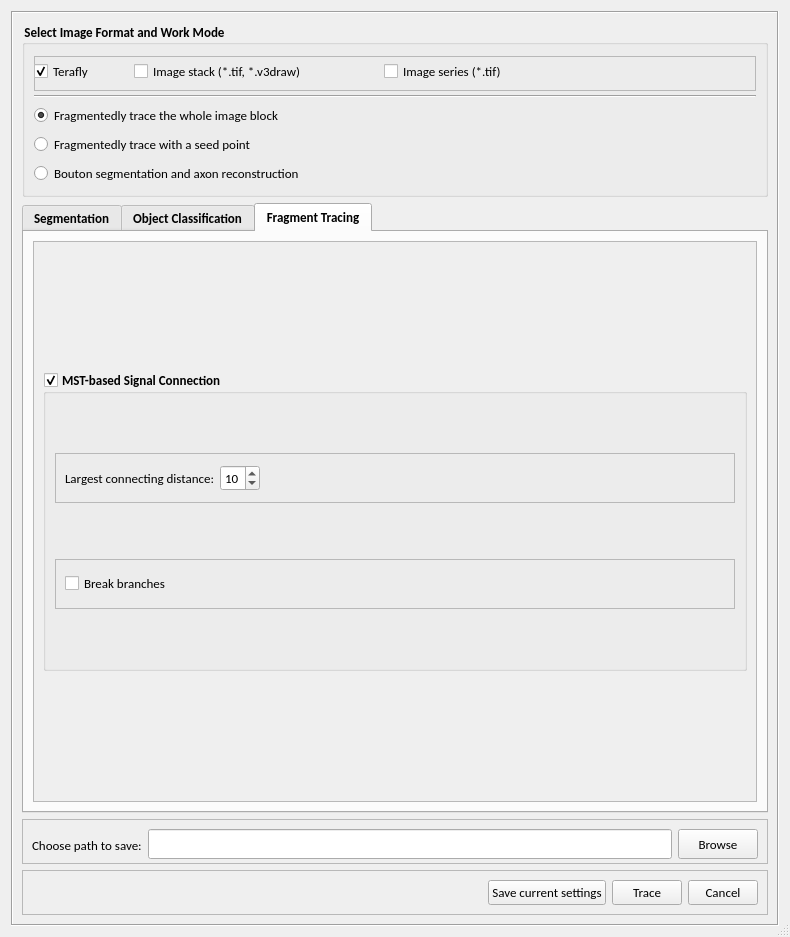
Old version of the form hackathon/MK/Fragmented_autoTrace/fragmentedTraceUI.ui in the repository Vaa3D/vaa3d_tools.
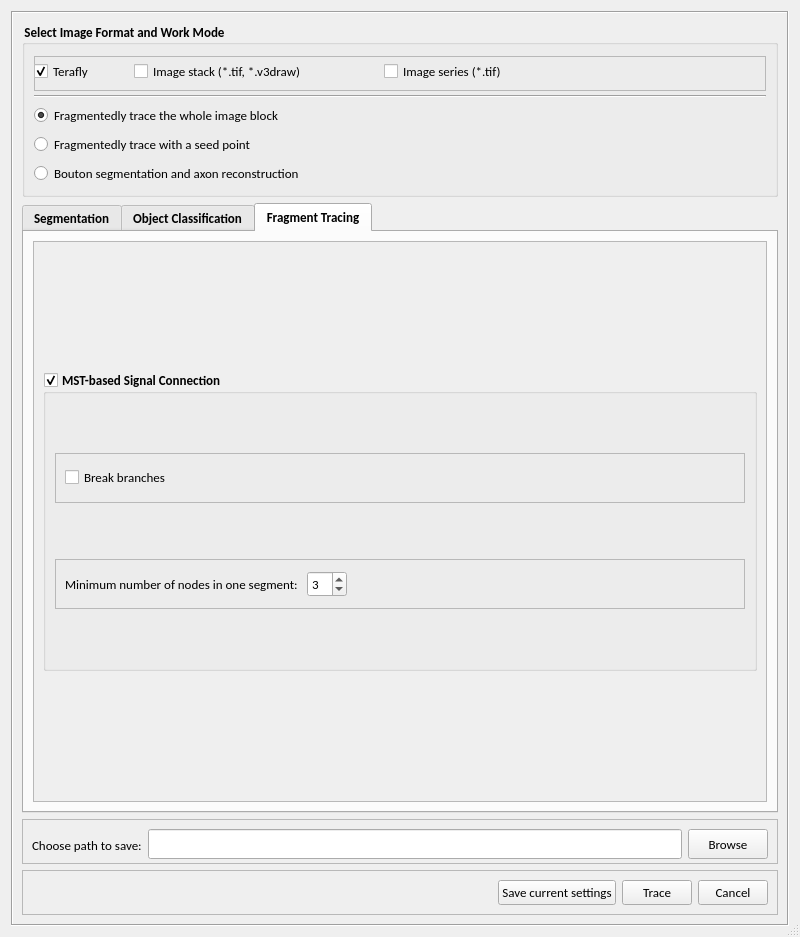
New version of the form. The open tabs and pages were chosen to show the change.

Patch:
```diff
--- a/hackathon/MK/Fragmented_autoTrace/fragmentedTraceUI.ui
+++ b/hackathon/MK/Fragmented_autoTrace/fragmentedTraceUI.ui
@@ -12,7 +12,7 @@
    <rect>
     <x>0</x>
     <y>0</y>
-    <width>790</width>
+    <width>800</width>
     <height>937</height>
    </rect>
   </property>
@@ -1006,7 +1006,7 @@
               <rect>
                <x>0</x>
                <y>0</y>
-               <width>714</width>
+               <width>724</width>
                <height>538</height>
               </rect>
              </property>
@@ -1032,6 +1032,50 @@
                  <bool>true</bool>
                 </property>
                 <layout class="QVBoxLayout" name="verticalLayout_12">
+                 <item>
+                  <widget class="QFrame" name="frame_11">
+                   <property name="maximumSize">
+                    <size>
+                     <width>16777215</width>
+                     <height>50</height>
+                    </size>
+                   </property>
+                   <property name="frameShape">
+                    <enum>QFrame::StyledPanel</enum>
+                   </property>
+                   <property name="frameShadow">
+                    <enum>QFrame::Raised</enum>
+                   </property>
+                   <layout class="QHBoxLayout" name="horizontalLayout_7">
+                    <item>
+                     <widget class="QCheckBox" name="checkBox_10">
+                      <property name="font">
+                       <font>
+                        <weight>50</weight>
+                        <bold>false</bold>
+                       </font>
+                      </property>
+                      <property name="text">
+                       <string>Break branches</string>
+                      </property>
+                     </widget>
+                    </item>
+                    <item>
+                     <spacer name="horizontalSpacer_4">
+                      <property name="orientation">
+                       <enum>Qt::Horizontal</enum>
+                      </property>
+                      <property name="sizeHint" stdset="0">
+                       <size>
+                        <width>505</width>
+                        <height>20</height>
+                       </size>
+                      </property>
+                     </spacer>
+                    </item>
+                   </layout>
+                  </widget>
+                 </item>
                  <item>
                   <widget class="QFrame" name="frame_10">
                    <property name="maximumSize">
@@ -1056,7 +1100,7 @@
                        </font>
                       </property>
                       <property name="text">
-                       <string>Largest connecting distance:</string>
+                       <string>Minimum number of nodes in one segment: </string>
                       </property>
                      </widget>
                     </item>
@@ -1069,7 +1113,7 @@
                        </font>
                       </property>
                       <property name="value">
-                       <number>10</number>
+                       <number>3</number>
                       </property>
                      </widget>
                     </item>
@@ -1089,50 +1133,6 @@
                    </layout>
                   </widget>
                  </item>
-                 <item>
-                  <widget class="QFrame" name="frame_11">
-                   <property name="maximumSize">
-                    <size>
-                     <width>16777215</width>
-                     <height>50</height>
-                    </size>
-                   </property>
-                   <property name="frameShape">
-                    <enum>QFrame::StyledPanel</enum>
-                   </property>
-                   <property name="frameShadow">
-                    <enum>QFrame::Raised</enum>
-                   </property>
-                   <layout class="QHBoxLayout" name="horizontalLayout_7">
-                    <item>
-                     <widget class="QCheckBox" name="checkBox_10">
-                      <property name="font">
-                       <font>
-                        <weight>50</weight>
-                        <bold>false</bold>
-                       </font>
-                      </property>
-                      <property name="text">
-                       <string>Break branches</string>
-                      </property>
-                     </widget>
-                    </item>
-                    <item>
-                     <spacer name="horizontalSpacer_4">
-                      <property name="orientation">
-                       <enum>Qt::Horizontal</enum>
-                      </property>
-                      <property name="sizeHint" stdset="0">
-                       <size>
-                        <width>495</width>
-                        <height>20</height>
-                       </size>
-                      </property>
-                     </spacer>
-                    </item>
-                   </layout>
-                  </widget>
-                 </item>
                 </layout>
                </widget>
               </item>
```
Left out of the diff: 37 changed lines with no effect on the pictures.
